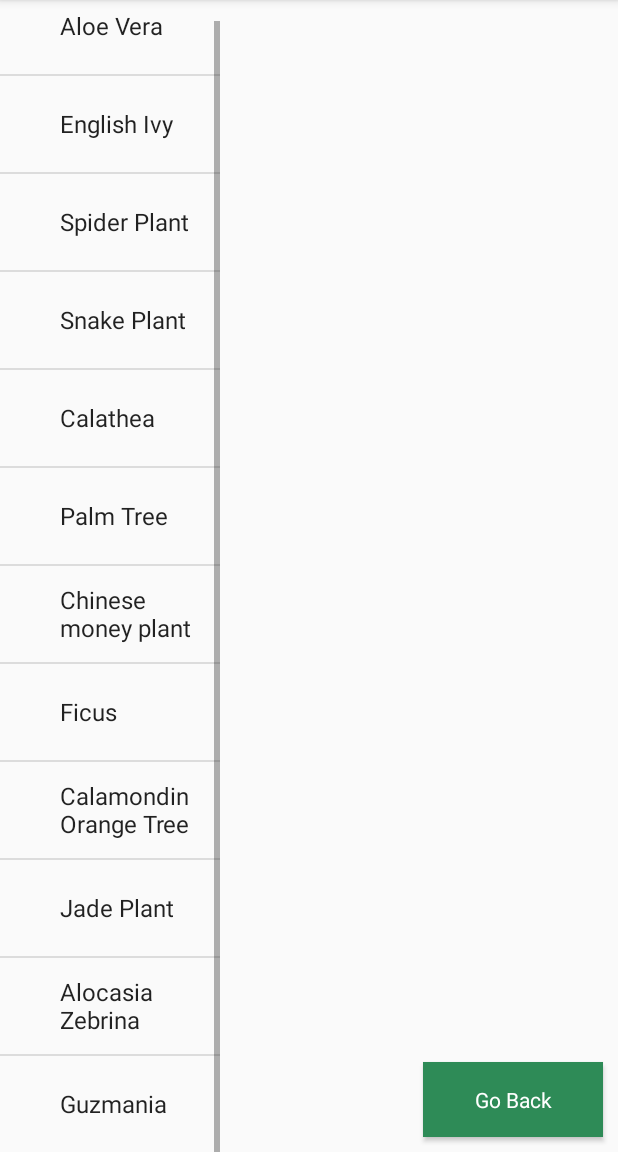
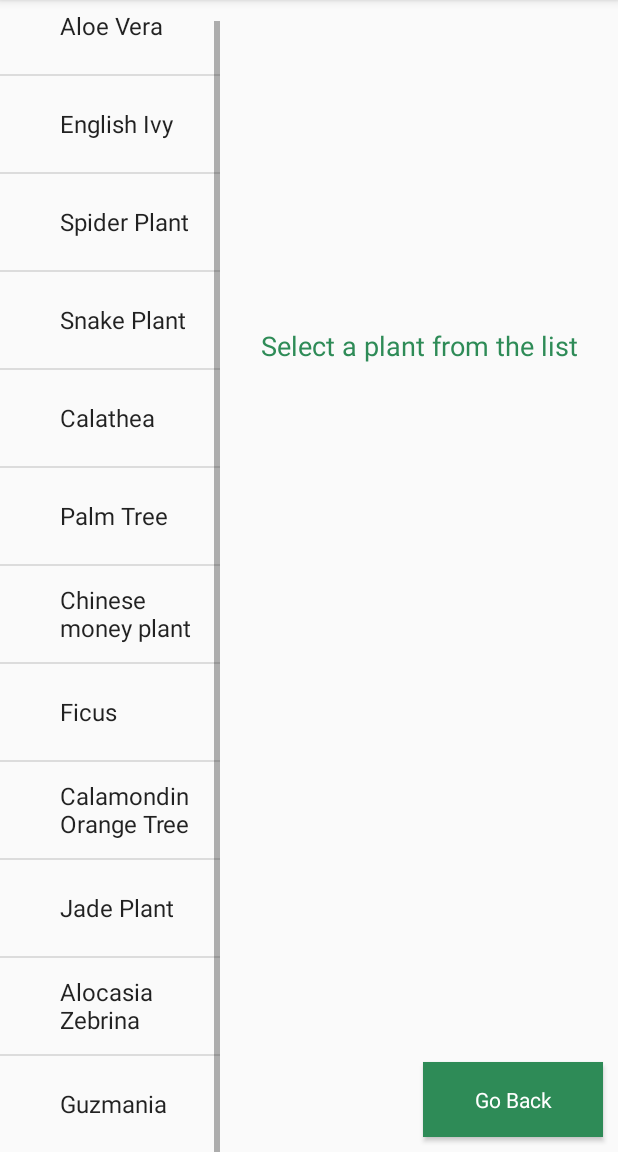
Before and after one commit to Beadsley/Plantcare-android-application, an Android app: the PlantInfoActivity screen opened directly, with no data from a screen before it, scrolled down 537 dp, on a phone screen of 412 x 824 dp, the part 84-1236 px from its top. Run offline under Robolectric (Android 15) with nearby library versions, the phone set to English and light mode, and no system bars.

Commit message:
hint added to plant information

```diff
--- a/app/src/main/java/com/example/myplants/PlantInfoActivity.java
+++ b/app/src/main/java/com/example/myplants/PlantInfoActivity.java
@@ -17,6 +17,7 @@ public class PlantInfoActivity extends AppCompatActivity implements PlantNamesFr
     TextView lightRequirement_txt;
     TextView waterRequirement_txt;
     TextView funFacts_txt;
+    TextView hint_txt;
     ImageView plantImage;
     @Override
     protected void onCreate(Bundle savedInstanceState) {
@@ -30,6 +31,7 @@ public class PlantInfoActivity extends AppCompatActivity implements PlantNamesFr
         lightRequirement_txt=findViewById(R.id.light_requirements_txt);
         waterRequirement_txt=findViewById(R.id.water_requirements_txt);
         funFacts_txt=findViewById(R.id.fun_facts_txt);
+        hint_txt=findViewById(R.id.plant_info_hint_txt);
 
         plantImage=findViewById(R.id.plant_image);
 
@@ -57,6 +59,8 @@ public class PlantInfoActivity extends AppCompatActivity implements PlantNamesFr
         String [] funFacts =getResources().getStringArray(R.array.funFacts);
         funFactsDetails.setText(funFacts[index]);
 
+        hint_txt.setText("");
+
         Drawable d=getResources().obtainTypedArray(R.array.plantimages).getDrawable(index);
         plantImage.setImageDrawable(d);
 
--- a/app/src/main/res/layout/fragment_plant_descriptions.xml
+++ b/app/src/main/res/layout/fragment_plant_descriptions.xml
@@ -6,6 +6,7 @@
     android:layout_height="match_parent"
     tools:context=".PlantDescriptionsFragment"
     android:orientation="vertical">
+
     <TextView
         android:id="@+id/light_requirements_txt"
         android:layout_width="match_parent"
@@ -48,5 +49,13 @@
         android:layout_height="wrap_content"
         android:layout_marginTop="2dp"
         android:textStyle="bold" />
+    <TextView
+        android:id="@+id/plant_info_hint_txt"
+        android:layout_width="match_parent"
+        android:layout_height="wrap_content"
+        android:textColor="@color/colorPrimary"
+        android:textSize="18dp"
+        android:gravity="center"
+        android:text="@string/plant_info_hint_txt"/>
 
 </LinearLayout>
--- a/app/src/main/res/values/strings.xml
+++ b/app/src/main/res/values/strings.xml
@@ -1,6 +1,5 @@
 <resources>
     <string name="app_name">My Indoor Plants</string>
-    <string name="welcome_txt">Welcome to My Plants Application</string>
     <string name="plant_information_btn">Plant Information</string>
     <string name="btn_go_back">Go Back</string>
     <string name="btn_plant_info_text"><font size="20">Plant Information</font>\n\<font size="10">Know about plants in your home</font></string>
@@ -8,4 +7,5 @@
     <string name="btn_funfacts_text"><font size="20">Fun Facts</font>\n\<font size="10">Click to see a random fun fact</font></string>
     <string name="light_requirements_txt">Light Requirements:</string>
     <string name="water_requirements_txt">Water Requirements:</string>
+    <string name="plant_info_hint_txt">Select a plant from the list</string>
 </resources>
```
